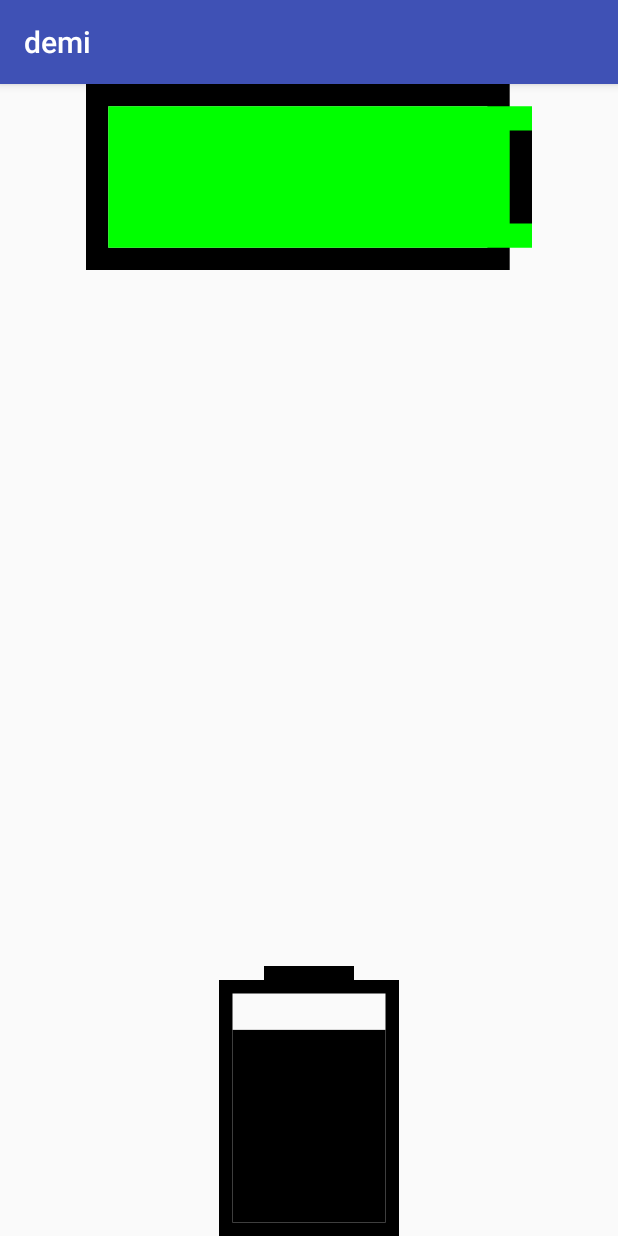
After one commit to CaesarHo/Views, an Android app: the BatteryActivity screen opened directly, with no data from a screen before it, on a phone screen of 412 x 824 dp. The commit adds this screen. Run offline under Robolectric (Android 15) with nearby library versions, the light colour scheme and no system bars.

Commit message:
20180408 1.新增自定义电池

```diff
--- a/app/build.gradle
+++ b/app/build.gradle
@@ -79,3 +79,5 @@ dependencies {
 repositories {
     mavenCentral()
 }
+
+apply plugin: 'kotlin-android-extensions'
--- /dev/null
+++ b/app/src/main/java/com/caesar/ho/activity/BatteryActivity.kt
@@ -0,0 +1,53 @@
+package com.caesar.ho.activity
+
+import android.graphics.Color
+import android.support.v7.app.AppCompatActivity
+import android.os.Bundle
+import android.os.Handler
+import android.os.Message
+import com.caesar.ho.R
+import com.caesar.ho.view.BatteryView
+import java.util.*
+
+
+class BatteryActivity : AppCompatActivity() {
+
+    private var horizontalBattery: BatteryView? = null
+    private var verticalBattery:BatteryView? = null
+    private var power: Int = 0
+    private var index: Int = 5;
+    private val mHandler = object : Handler() {
+        override fun handleMessage(msg: Message?) {
+            super.handleMessage(msg)
+            when (msg?.what) {
+                0 -> {
+                    index += power+index
+                    horizontalBattery!!.power = index
+                    if (power == 100) {
+                        power = 0
+                    }
+                }
+                else -> {
+                }
+            }
+        }
+    }
+
+    override fun onCreate(savedInstanceState: Bundle?) {
+        super.onCreate(savedInstanceState)
+        setContentView(R.layout.activity_battery)
+
+        horizontalBattery = findViewById(R.id.horizontalBattery) as BatteryView
+        verticalBattery = findViewById(R.id.verticalBattery) as BatteryView
+
+        verticalBattery!!.setColor(Color.BLACK)
+        verticalBattery!!.setPower(85)
+
+        Timer().schedule(object : TimerTask() {
+            override
+            fun run() {
+                mHandler.sendEmptyMessage(0)
+            }
+        }, 0, 100)
+    }
+}
--- a/app/src/main/java/com/caesar/ho/activity/MainActivity.java
+++ b/app/src/main/java/com/caesar/ho/activity/MainActivity.java
@@ -18,12 +18,12 @@ import java.util.ArrayList;
 
 public class MainActivity extends Activity {
     RecyclerView rcv ;
-    Class[] clazz = {PieChatActivity.class, ClockActivity.class,CoordinateActivity.class,EventActivity.class,
+    Class[] clazz = {BatteryActivity.class,PieChatActivity.class, ClockActivity.class,CoordinateActivity.class,EventActivity.class,
             ListActivity.class,NotifyCationActivity.class,ShopCarActivity.class,CameraActivity.class,
             EToastActivity.class,TimeConutDownActivity.class,AnimationActivity.class,ViewPagerActivity.class,
             DownloadActivity.class,RetrofitOKHttpActivity.class,RxJavaActivity.class,PercentActivity.class,PortfoliosActivity.class ,
             WaveActivity.class,VideoPlayerActivity.class,SelfDefinedActivity.class,FlowLayoutActivity.class,InputEmojiActivity.class};
-    String[] describle = {"水果大拼盘","时钟表盘","坐标系","事件监听",
+    String[] describle = {"电池自定义","水果大拼盘","时钟表盘","坐标系","事件监听",
             "多布局RecycleView列表","通知栏事件监听","购物车动画","照相机",
     "自定义Toast","倒计时","动画","ViewPager","下载apk","Retrofit","RXJava",
     "圆环百分比","收益走势图","雷达波浪View","视频播放器","SelfDefinedActivity","FlowLayoutActivity","InputEmojiActivity"};
--- /dev/null
+++ b/app/src/main/java/com/caesar/ho/view/BatteryView.java
@@ -0,0 +1,160 @@
+package com.caesar.ho.view;
+
+import android.content.Context;
+import android.content.res.TypedArray;
+import android.graphics.Canvas;
+import android.graphics.Color;
+import android.graphics.Paint;
+import android.graphics.RectF;
+import android.util.AttributeSet;
+import android.view.View;
+
+import com.caesar.ho.R;
+
+/**
+ *
+ * Created by heshengfang on 2018/3/30.
+ */
+
+public class BatteryView extends View {
+    private int mPower = 100;
+    private int orientation;
+    private int width;
+    private int height;
+    private int mColor;
+
+    public BatteryView(Context context) {
+        super(context);
+    }
+
+    public BatteryView(Context context, AttributeSet attrs) {
+        super(context, attrs);
+        TypedArray typedArray = context.obtainStyledAttributes(attrs, R.styleable.Battery);
+        mColor = typedArray.getColor(R.styleable.Battery_batteryColor, 0xFFFFFFFF);
+        orientation = typedArray.getInt(R.styleable.Battery_batteryOrientation, 0);
+        mPower = typedArray.getInt(R.styleable.Battery_batteryPower, 100);
+        width = getMeasuredWidth();
+        height = getMeasuredHeight();
+        /**
+         * recycle() :官方的解释是：回收TypedArray，以便后面重用。在调用这个函数后，你就不能再使用这个TypedArray。
+         * 在TypedArray后调用recycle主要是为了缓存。当recycle被调用后，这就说明这个对象从现在可以被重用了。
+         *TypedArray 内部持有部分数组，它们缓存在Resources类中的静态字段中，这样就不用每次使用前都需要分配内存。
+         */
+        typedArray.recycle();
+    }
+
+    @Override
+    protected void onMeasure(int widthMeasureSpec, int heightMeasureSpec) {
+        super.onMeasure(widthMeasureSpec, heightMeasureSpec);
+        //对View上的內容进行测量后得到的View內容占据的宽度
+        width = getMeasuredWidth();
+        //对View上的內容进行测量后得到的View內容占据的高度
+        height = getMeasuredHeight();
+    }
+
+    @Override
+    protected void onDraw(Canvas canvas) {
+        super.onDraw(canvas);
+        //判断电池方向    horizontal: 0   vertical: 1
+        if (orientation == 0) {
+            drawHorizontalBattery(canvas);
+        } else {
+            drawVerticalBattery(canvas);
+        }
+    }
+
+    /**
+     * 绘制水平电池
+     *
+     * @param canvas
+     */
+    private void drawHorizontalBattery(Canvas canvas) {
+        Paint paint = new Paint();
+        paint.setColor(mColor);
+        paint.setStyle(Paint.Style.STROKE);
+        float strokeWidth = width / 20.f;
+        float strokeWidth_2 = strokeWidth / 2;
+        paint.setStrokeWidth(strokeWidth);
+        RectF r1 = new RectF(strokeWidth_2, strokeWidth_2, width - strokeWidth - strokeWidth_2, height - strokeWidth_2);
+        //设置外边框颜色为黑色
+        paint.setColor(Color.BLACK);
+        canvas.drawRect(r1, paint);
+        paint.setStrokeWidth(0);
+        paint.setStyle(Paint.Style.FILL);
+        //画电池内矩形电量
+        float offset = (width - strokeWidth * 2) * mPower / 100.f;
+        RectF r2 = new RectF(strokeWidth, strokeWidth, offset, height - strokeWidth);
+        //根据电池电量决定电池内矩形电量颜色
+        if (mPower < 30) {
+            paint.setColor(Color.RED);
+        }
+        if (mPower >= 30 && mPower < 50) {
+            paint.setColor(Color.BLUE);
+        }
+        if (mPower >= 50) {
+            paint.setColor(Color.GREEN);
+        }
+        canvas.drawRect(r2, paint);
+        //画电池头
+        RectF r3 = new RectF(width - strokeWidth, height * 0.25f, width, height * 0.75f);
+        //设置电池头颜色为黑色
+        paint.setColor(Color.BLACK);
+        canvas.drawRect(r3, paint);
+    }
+
+    /**
+     * 绘制垂直电池
+     *
+     * @param canvas
+     */
+    private void drawVerticalBattery(Canvas canvas) {
+        Paint paint = new Paint();
+        paint.setColor(mColor);
+        paint.setStyle(Paint.Style.STROKE);
+        float strokeWidth = height / 20.0f;
+        float strokeWidth2 = strokeWidth / 2;
+        paint.setStrokeWidth(strokeWidth);
+        int headHeight = (int) (strokeWidth + 0.5f);
+        RectF rect = new RectF(strokeWidth2, headHeight + strokeWidth2, width - strokeWidth2, height - strokeWidth2);
+        canvas.drawRect(rect, paint);
+        paint.setStrokeWidth(0);
+        float topOffset = (height - headHeight - strokeWidth) * (100 - mPower) / 100.0f;
+        RectF rect2 = new RectF(strokeWidth, headHeight + strokeWidth + topOffset, width - strokeWidth, height - strokeWidth);
+        paint.setStyle(Paint.Style.FILL);
+        canvas.drawRect(rect2, paint);
+        RectF headRect = new RectF(width / 4.0f, 0, width * 0.75f, headHeight);
+        canvas.drawRect(headRect, paint);
+    }
+
+    /**
+     * 设置电池电量
+     *
+     * @param power
+     */
+    public void setPower(int power) {
+        this.mPower = power;
+        if (mPower < 0) {
+            mPower = 100;
+        }
+        invalidate();//刷新VIEW
+    }
+
+    /**
+     * 设置电池颜色
+     *
+     * @param color
+     */
+    public void setColor(int color) {
+        this.mColor = color;
+        invalidate();
+    }
+
+    /**
+     * 获取电池电量
+     *
+     * @return
+     */
+    public int getPower() {
+        return mPower;
+    }
+}
--- /dev/null
+++ b/app/src/main/res/layout/activity_battery.xml
@@ -0,0 +1,37 @@
+<?xml version="1.0" encoding="utf-8"?>
+<android.support.constraint.ConstraintLayout xmlns:android="http://schemas.android.com/apk/res/android"
+    xmlns:app="http://schemas.android.com/apk/res-auto"
+    xmlns:tools="http://schemas.android.com/tools"
+    android:layout_width="match_parent"
+    android:layout_height="match_parent"
+    tools:context="com.caesar.ho.activity.BatteryActivity">
+    <com.caesar.ho.view.BatteryView
+        android:id="@+id/horizontalBattery"
+        android:layout_width="297dp"
+        android:layout_height="124dp"
+        android:layout_centerHorizontal="true"
+        android:contentDescription="@string/app_name"
+        android:gravity="center"
+        app:batteryColor="@android:color/black"
+        app:batteryOrientation="horizontal"
+        app:batteryPower="20"
+        app:layout_constraintTop_toTopOf="parent"
+        app:layout_constraintRight_toRightOf="parent"
+        app:layout_constraintLeft_toLeftOf="parent"/>
+
+
+    <com.caesar.ho.view.BatteryView
+        android:id="@+id/verticalBattery"
+        android:layout_width="120dp"
+        android:layout_height="180dp"
+        android:layout_centerHorizontal="true"
+        android:contentDescription="@string/app_name"
+        android:gravity="center"
+        app:batteryColor="@android:color/black"
+        app:batteryOrientation="vertical"
+        app:batteryPower="20"
+        app:layout_constraintRight_toRightOf="parent"
+        app:layout_constraintLeft_toLeftOf="parent"
+        app:layout_constraintBottom_toBottomOf="parent"/>
+
+</android.support.constraint.ConstraintLayout>
--- a/app/src/main/res/values/attrs.xml
+++ b/app/src/main/res/values/attrs.xml
@@ -42,4 +42,12 @@
     </declare-styleable>
 
 
+    <declare-styleable name="Battery">
+        <attr name="batteryOrientation">
+            <enum name="horizontal" value="0"/>
+            <enum name="vertical" value="1"/>
+        </attr>
+        <attr name="batteryColor" format="color"/>
+        <attr name="batteryPower" format="integer"/>
+    </declare-styleable>
 </resources>
```
Also changed, not shown: app/src/main/AndroidManifest.xml (+37 -37 lines).
